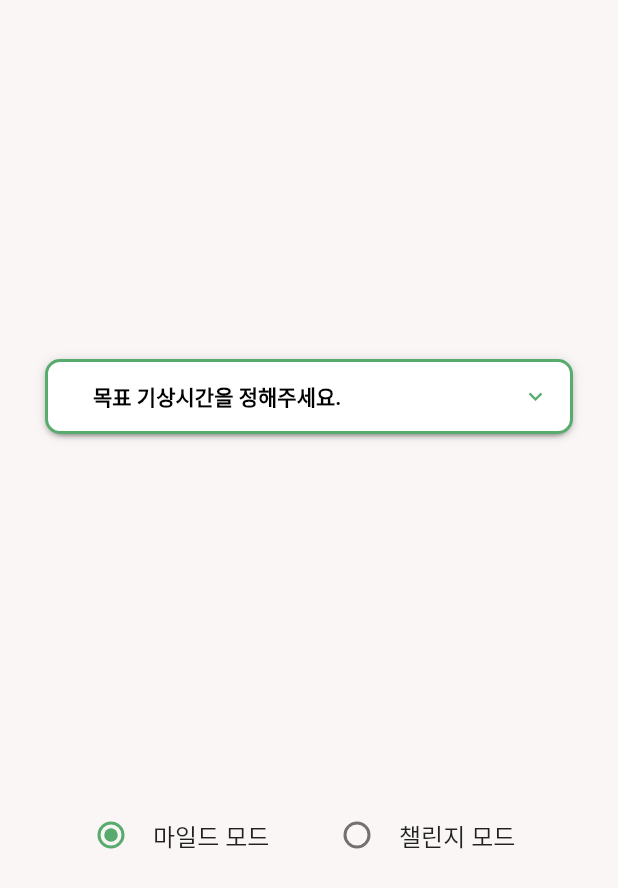
After one commit to cielolimpio/morning-holic-app, a Flutter app: the RegisterScreen screen opened by its route, on a phone screen of 412 x 824 dp. The commit adds this screen. Shown: the top 888 px of the screen. Run offline on Flutter 3.47's test engine with Material 2 defaults, Android fonts, the phone set to English and light mode, and no system bars; drawn by our look-alikes of dropdown_button2; Roboto replaces fonts that are missing (AppleSDGothicNeo).

Commit message:
add: components (radio, dropdown)

```diff
--- /dev/null
+++ b/lib/components/dropdown.dart
@@ -0,0 +1,165 @@
+import 'package:dropdown_button2/dropdown_button2.dart';
+import 'package:flutter/cupertino.dart';
+import 'package:flutter/material.dart';
+
+import '../constants/color.dart';
+
+class CustomDropdown extends StatefulWidget {
+  final List<String> options;
+  final String hint;
+  final double height;
+  final double fontSize;
+
+  const CustomDropdown({
+    Key? key,
+    required this.options,
+    this.hint = 'initial',
+    this.height = 50.0,
+    this.fontSize = 20.0,
+  }) : super(key: key);
+
+  @override
+  State<CustomDropdown> createState() => _CustomDropdownState();
+}
+
+class _CustomDropdownState extends State<CustomDropdown> {
+  String? _selectedValue;
+  bool _showMenu = false;
+
+  BorderSide borderSide = const BorderSide(
+    color: Colors.grey,
+    width: 1.5,
+  );
+
+  @override
+  Widget build(BuildContext context) {
+    return DropdownButtonHideUnderline(
+      child: DropdownButton2(
+        isExpanded: true,
+        hint: _getHint(),
+        items: widget.options
+            .map((item) => _getDropdownMenuItem(item))
+            .toList(),
+        value: _selectedValue,
+        onChanged: (value) => _onChanged(value),
+        onMenuStateChange: (showMenu) => _onMenuStateChange(showMenu),
+        buttonStyleData: _getButtonStyleData(),
+        iconStyleData: _getIconStyleData(),
+        dropdownStyleData: _getDropdownStyleData(),
+        menuItemStyleData: _getMenuItemStyleData(),
+      ),
+    );
+  }
+
+  Row _getHint() {
+    return Row(
+      children:[
+        Expanded(
+          child: Text(
+            widget.hint,
+            style: const TextStyle(
+              fontSize: 14,
+              fontWeight: FontWeight.bold,
+              color: Colors.black,
+            ),
+          ),
+        ),
+      ],
+    );
+  }
+
+  DropdownMenuItem<String> _getDropdownMenuItem(String item) {
+    return DropdownMenuItem<String>(
+      value: item,
+      child: Padding(
+        padding: const EdgeInsets.only(left: 14, right: 14),
+        child: Text(
+          item,
+          style: const TextStyle(
+            fontSize: 14,
+            color: Colors.black,
+          ),
+          overflow: TextOverflow.ellipsis,
+        ),
+      ),
+    );
+  }
+
+  void _onChanged(String? value) {
+    setState(() {
+      _selectedValue = value as String;
+    });
+  }
+
+  void _onMenuStateChange(bool showMenu) {
+    setState(() {
+      _showMenu = showMenu;
+    });
+  }
+
+  ButtonStyleData _getButtonStyleData() {
+    return ButtonStyleData(
+      height: 50,
+      padding: _selectedValue == null
+          ? const EdgeInsets.only(left: 14, right: 14)
+          : null,
+      decoration: BoxDecoration(
+        borderRadius: _showMenu
+            ? const BorderRadius.vertical(top: Radius.circular(10))
+            : BorderRadius.circular(10),
+        border: Border.all(
+            color: PRIMARY_COLOR,
+            width: 2.0
+        ),
+        color: Colors.white,
+      ),
+      elevation: 2,
+    );
+  }
+
+  IconStyleData _getIconStyleData() {
+    return IconStyleData(
+      icon: Icon(
+        _showMenu
+            ? Icons.keyboard_arrow_up
+            : Icons.keyboard_arrow_down,
+        color: PRIMARY_COLOR,
+      ),
+      iconSize: 18,
+    );
+  }
+
+  DropdownStyleData _getDropdownStyleData() {
+    return DropdownStyleData(
+      offset: const Offset(0, 2.0),
+      maxHeight: 200,
+      decoration: BoxDecoration(
+        border: Border.fromBorderSide(borderSide),
+        borderRadius: const BorderRadius.vertical(
+            bottom: Radius.circular(10)
+        ),
+        color: Colors.white,
+      ),
+      scrollbarTheme: ScrollbarThemeData(
+        radius: const Radius.circular(40),
+        thickness: MaterialStateProperty.all<double>(6),
+        thumbVisibility: MaterialStateProperty.all<bool>(true),
+      ),
+    );
+  }
+
+  MenuItemStyleData _getMenuItemStyleData() {
+    return MenuItemStyleData(
+        height: 40,
+        selectedMenuItemBuilder: (ctx, child) {
+          return Container(
+            decoration: BoxDecoration(
+                color: PRIMARY_COLOR,
+                border: Border.symmetric(vertical: borderSide)
+            ),
+            child: child,
+          );
+        }
+    );
+  }
+}
--- /dev/null
+++ b/lib/components/radio_button.dart
@@ -0,0 +1,56 @@
+import 'package:flutter/material.dart';
+
+import '../constants/color.dart';
+
+class CustomRadioButton extends StatefulWidget {
+  final List<String> options;
+  final double fontSize;
+  final double width;
+
+  const CustomRadioButton({
+    Key? key,
+    required this.options,
+    this.fontSize = 20.0,
+    this.width = 140,
+  }) : super(key: key);
+
+  @override
+  State<CustomRadioButton> createState() => _CustomRadioButtonState();
+}
+
+class _CustomRadioButtonState extends State<CustomRadioButton> {
+  String _current = "";
+  double width = 0;
+
+  @override
+  void initState() {
+    super.initState();
+    _current = widget.options.first;
+    width = widget.width;
+  }
+
+  @override
+  Widget build(BuildContext context) {
+    return Row(
+      mainAxisAlignment: MainAxisAlignment.spaceEvenly,
+      children: widget.options.map((option) {
+        return SizedBox(
+          width: width,
+          child: RadioListTile(
+            activeColor: PRIMARY_COLOR,
+            title: Text(option, overflow: TextOverflow.visible, maxLines: 1,),
+            value: option,
+            groupValue: _current,
+            onChanged: (value) {
+              setState(() {
+                _current = value.toString();
+              });
+            },
+            visualDensity: VisualDensity(horizontal: VisualDensity.minimumDensity),
+            contentPadding: EdgeInsets.all(0),
+          ),
+        );
+      }).toList(),
+    );
+  }
+}
--- a/lib/main.dart
+++ b/lib/main.dart
@@ -1,5 +1,6 @@
 import 'package:flutter/material.dart';
 import 'package:morning_holic_app/constants/color.dart';
+import 'package:morning_holic_app/screens/register.dart';
 import 'package:morning_holic_app/screens/sign_up.dart';
 import 'package:morning_holic_app/screens/welcome.dart';
 
@@ -22,6 +23,7 @@ class MyApp extends StatelessWidget {
       routes: {
         '/welcome':(context) => WelcomeScreen(),
         '/sign-up':(context) => SignUpScreen(),
+        '/register':(context) => RegisterScreen(),
         // '/login':(context) => LoginScreen(),
         // '/home': (context) => HomeScreen(),
         // '/createProfile' :(context) => CreateProfileScreen(),
--- /dev/null
+++ b/lib/screens/register.dart
@@ -0,0 +1,24 @@
+import 'package:flutter/material.dart';
+import 'package:morning_holic_app/components/dropdown.dart';
+import 'package:morning_holic_app/components/radio_button.dart';
+
+class RegisterScreen extends StatelessWidget {
+  const RegisterScreen({Key? key}) : super(key: key);
+
+  @override
+  Widget build(BuildContext context) {
+    return Scaffold(
+      body: Padding(
+        padding: const EdgeInsets.symmetric(horizontal: 30.0),
+        child: Column(
+          mainAxisAlignment: MainAxisAlignment.spaceEvenly,
+          crossAxisAlignment: CrossAxisAlignment.stretch,
+          children: [
+            CustomDropdown(options: ['4시', '5시 30분', '6시'], hint: '목표 기상시간을 정해주세요.',),
+            CustomRadioButton(options: ['마일드 모드', '챌린지 모드'], width: 140,)
+          ],
+        ),
+      ),
+    );
+  }
+}
--- a/pubspec.yaml
+++ b/pubspec.yaml
@@ -30,7 +30,7 @@ environment:
 dependencies:
   flutter:
     sdk: flutter
-
+  dropdown_button2: ^2.3.4
 
   # The following adds the Cupertino Icons font to your application.
   # Use with the CupertinoIcons class for iOS style icons.
```
Also changed, not shown: pubspec.lock.
